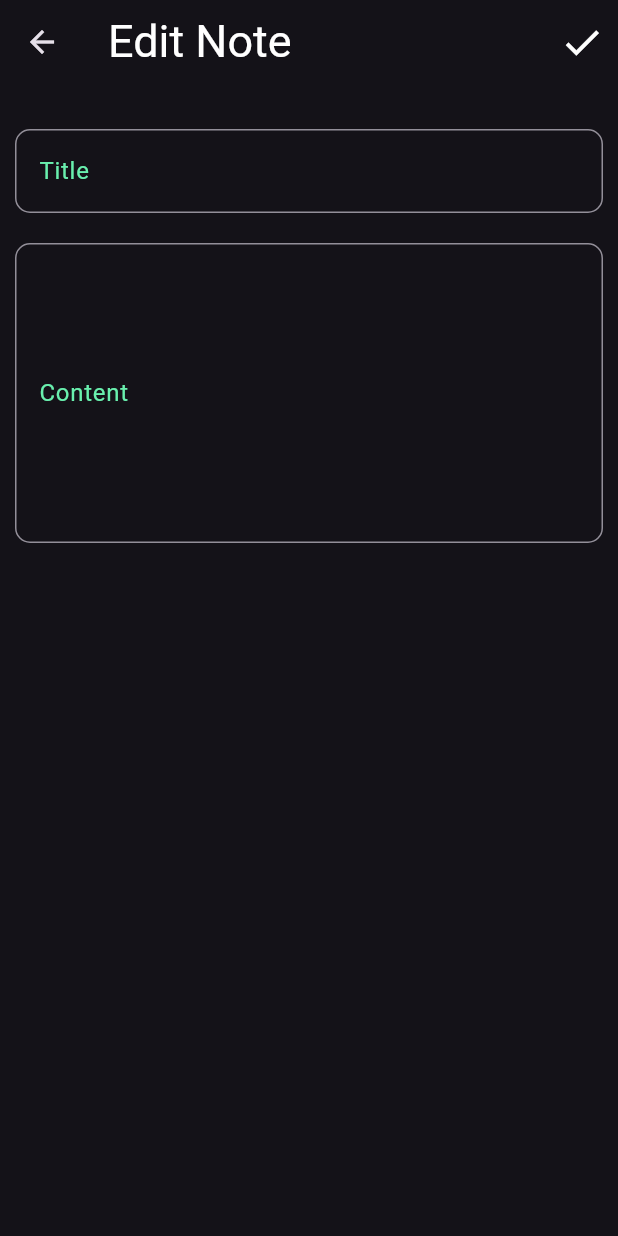
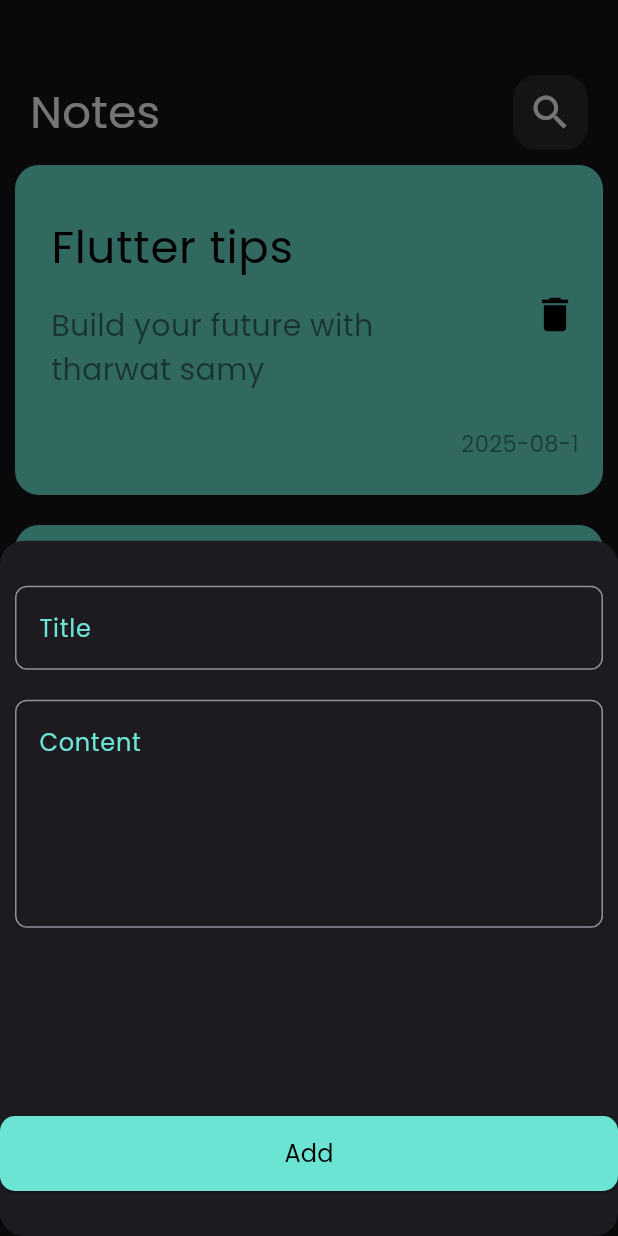
Before and after one commit to YoussefSameh1/Notes-App, a Flutter app: the screen it shows after launch, after a tap on the "add" icon, on a phone screen of 412 x 824 dp. Run offline on Flutter 3.47's test engine with Material 3 defaults, Android fonts, the phone set to English and light mode, and no system bars.

Commit message:
finish ui

```diff
--- /dev/null
+++ b/lib/constants.dart
@@ -0,0 +1,3 @@
+import 'dart:ui';
+
+final kPrimaryColor = const  Color(0xff6BE4D4);
--- a/lib/main.dart
+++ b/lib/main.dart
@@ -1,5 +1,4 @@
 import 'package:flutter/material.dart';
-import 'package:notes_app/views/edit_note_view.dart';
 import 'package:notes_app/views/home_view.dart';
 
 void main() {
@@ -13,13 +12,11 @@ class NotesApp extends StatelessWidget {
   Widget build(BuildContext context) {
     return MaterialApp(
       debugShowCheckedModeBanner: false,
-      theme: ThemeData.dark(),
+      theme: ThemeData(
+        brightness: Brightness.dark,
+        fontFamily: 'Poppins',
+      ),
       home: HomeView(),
-      initialRoute: 'home',
-      routes: {
-        'home': (context) => HomeView(),
-        'edit': (context) => EditNoteView(),
-      },
     );
   }
 }
--- /dev/null
+++ b/lib/models/note_model.dart
@@ -0,0 +1,13 @@
+class NoteModel {
+  final String title;
+  final String subTitle;
+  final String date;
+  final int color;
+
+  NoteModel({
+    required this.title,
+    required this.subTitle,
+    required this.date,
+    required this.color,
+  });
+}
--- a/lib/views/edit_note_view.dart
+++ b/lib/views/edit_note_view.dart
@@ -1,4 +1,5 @@
 import 'package:flutter/material.dart';
+import 'package:notes_app/widgets/edit_note_view_body.dart';
 
 class EditNoteView extends StatelessWidget {
   const EditNoteView({super.key});
@@ -6,49 +7,7 @@ class EditNoteView extends StatelessWidget {
   @override
   Widget build(BuildContext context) {
     return Scaffold(
-      appBar: AppBar(
-        title: const Text(
-          'Edit Note',
-          style: TextStyle(color: Colors.white, fontSize: 30),
-        ),
-        actions: [
-          IconButton(
-            onPressed: () {},
-            icon: const Icon(Icons.done, color: Colors.white, size: 30),
-          ),
-        ],
-      ),
-      body: Padding(
-        padding: const EdgeInsets.symmetric(horizontal: 10, vertical: 30),
-        child: Column(
-          children: [
-            TextField(
-              decoration: InputDecoration(
-                border: OutlineInputBorder(
-                  borderRadius: BorderRadius.all(Radius.circular(10)),
-                ),
-                hintText: 'Title',
-                hintStyle: const TextStyle(color: Colors.greenAccent),
-              ),
-            ),
-            const SizedBox(height: 20),
-            SizedBox(
-              height: 200,
-              child: const TextField(
-                maxLines: null,
-                expands: true,
-                decoration: InputDecoration(
-                  border: OutlineInputBorder(
-                    borderRadius: BorderRadius.all(Radius.circular(10)),
-                  ),
-                  hintText: 'Content',
-                  hintStyle: TextStyle(color: Colors.greenAccent),
-                ),
-              ),
-            ),
-          ],
-        ),
-      ),
+      body: EditNoteViewBody()
     );
   }
 }
--- a/lib/views/home_view.dart
+++ b/lib/views/home_view.dart
@@ -1,5 +1,6 @@
 import 'package:flutter/material.dart';
-import 'package:notes_app/widgets/note_card.dart';
+import 'package:notes_app/widgets/add_note_bottom_sheet.dart';
+import 'package:notes_app/widgets/home_view_body.dart';
 
 class HomeView extends StatelessWidget {
   const HomeView({super.key});
@@ -7,44 +8,20 @@ class HomeView extends StatelessWidget {
   @override
   Widget build(BuildContext context) {
     return Scaffold(
-      appBar: AppBar(
-        title: const Text(
-          'Notes',
-          style: TextStyle(color: Colors.white, fontSize: 30),
-        ),
-        actions: [
-          IconButton(
-            onPressed: () {},
-            icon: const Icon(Icons.search, color: Colors.white, size: 30),
-          ),
-        ],
-      ),
       floatingActionButton: FloatingActionButton(
         onPressed: () {
-          Navigator.pushNamed(context, 'edit');
+          showModalBottomSheet(
+            context: context,
+            builder: (context) => const AddNoteBottomSheet(),
+            shape: RoundedRectangleBorder(
+              borderRadius: BorderRadius.circular(16),
+            ),
+          );
         },
         backgroundColor: Colors.lightGreen,
         child: const Icon(Icons.add, color: Colors.black, size: 30),
       ),
-      body: Column(
-        children: [
-          NoteCard(
-            color: Colors.orange,
-            title: 'Flutter tips',
-            content: 'Build your carrer with tharwat samy',
-          ),
-          NoteCard(
-            color: Colors.green,
-            title: 'Flutter tips',
-            content: 'Build your carrer with tharwat samy',
-          ),
-          NoteCard(
-            color: Colors.blue,
-            title: 'Flutter tips',
-            content: 'Build your carrer with tharwat samy',
-          ),
-        ],
-      ),
+      body: HomeViewBody(),
     );
   }
 }
--- /dev/null
+++ b/lib/widgets/add_note_bottom_sheet.dart
@@ -0,0 +1,23 @@
+import 'package:flutter/material.dart';
+import 'package:notes_app/widgets/custom_button.dart';
+import 'package:notes_app/widgets/custom_text_field.dart';
+
+class AddNoteBottomSheet extends StatelessWidget {
+  const AddNoteBottomSheet({super.key});
+
+  @override
+  Widget build(BuildContext context) {
+    return Padding(
+      padding: const EdgeInsets.symmetric(vertical: 30),
+      child: Column(
+        children: [
+          CustomTextField(hint: 'Title'),
+          const SizedBox(height: 20),
+          CustomTextField(hint: 'Content', maxLines: 5),
+          const Spacer(),
+          CustomButton(),
+        ],
+      ),
+    );
+  }
+}
--- /dev/null
+++ b/lib/widgets/custom_app_bar.dart
@@ -0,0 +1,23 @@
+import 'package:flutter/material.dart';
+import 'package:notes_app/widgets/custom_icon.dart';
+
+class CustomAppBar extends StatelessWidget {
+  const CustomAppBar({super.key, required this.title, required this.icon});
+
+  final String title;
+  final IconData icon;
+
+  @override
+  Widget build(BuildContext context) {
+    return Padding(
+      padding: const EdgeInsets.only(top: 50, left: 20, right: 20),
+      child: Row(
+        children: [
+          Text(title, style: TextStyle(color: Colors.white, fontSize: 30)),
+          const Spacer(),
+          CustomIcon(icon: icon),
+        ],
+      ),
+    );
+  }
+}
--- /dev/null
+++ b/lib/widgets/custom_button.dart
@@ -0,0 +1,26 @@
+import 'package:flutter/material.dart';
+import 'package:notes_app/constants.dart';
+
+class CustomButton extends StatelessWidget {
+  const CustomButton({
+    super.key,
+  });
+
+  @override
+  Widget build(BuildContext context) {
+    return ElevatedButton(
+      onPressed: () {},
+      style: ElevatedButton.styleFrom(
+        backgroundColor: kPrimaryColor,
+        shape: RoundedRectangleBorder(
+          borderRadius: BorderRadius.circular(10),
+        ),
+        minimumSize: const Size(double.infinity, 50),
+      ),
+      child: const Text(
+        'Add',
+        style: TextStyle(fontSize: 16, color: Colors.black),
+      ),
+    );
+  }
+}
--- /dev/null
+++ b/lib/widgets/custom_icon.dart
@@ -0,0 +1,24 @@
+import 'package:flutter/material.dart';
+
+// ignore: must_be_immutable
+class CustomIcon extends StatelessWidget {
+   CustomIcon({super.key, required this.icon});
+
+  IconData icon;
+
+  @override
+  Widget build(BuildContext context) {
+    return Container(
+      width: 50,
+      height: 50,
+      decoration: BoxDecoration(
+        color: Colors.white.withValues(alpha: 0.1),
+        borderRadius: BorderRadius.circular(16),
+      ),
+      child: IconButton(
+        onPressed: () {},
+        icon: Icon(icon, color: Colors.white, size: 30),
+      ),
+    );
+  }
+}
--- /dev/null
+++ b/lib/widgets/custom_text_field.dart
@@ -0,0 +1,32 @@
+import 'package:flutter/material.dart';
+import 'package:notes_app/constants.dart';
+
+class CustomTextField extends StatelessWidget {
+  const CustomTextField({super.key, required this.hint, this.maxLines = 1});
+
+  final String hint;
+  final int maxLines;
+
+  @override
+  Widget build(BuildContext context) {
+    return Padding(
+      padding: const EdgeInsets.symmetric(horizontal: 10),
+      child: TextField(
+        maxLines: maxLines,
+        decoration: InputDecoration(
+          border: buildBorder(),
+          focusedBorder: buildBorder(kPrimaryColor),
+          hintText: hint,
+          hintStyle: TextStyle(color: kPrimaryColor),
+        ),
+      ),
+    );
+  }
+
+  OutlineInputBorder buildBorder([color]) {
+    return OutlineInputBorder(
+      borderRadius: BorderRadius.all(Radius.circular(8)),
+      borderSide: BorderSide(color: color ?? Colors.white),
+    );
+  }
+}
--- /dev/null
+++ b/lib/widgets/edit_note_view_body.dart
@@ -0,0 +1,22 @@
+import 'package:flutter/material.dart';
+import 'package:notes_app/widgets/custom_app_bar.dart';
+import 'package:notes_app/widgets/custom_text_field.dart';
+
+class EditNoteViewBody extends StatelessWidget {
+  const EditNoteViewBody({super.key});
+
+  @override
+  Widget build(BuildContext context) {
+    return Scaffold(
+      body: Column(
+        children: [
+          const CustomAppBar(title: 'Edit Note', icon: Icons.check),
+          const SizedBox(height: 30),
+          CustomTextField(hint: 'Title'),
+          const SizedBox(height: 20),
+          CustomTextField(hint: 'Content', maxLines: 5),
+        ],
+      ),
+    );
+  }
+}
--- /dev/null
+++ b/lib/widgets/home_view_body.dart
@@ -0,0 +1,19 @@
+import 'package:flutter/material.dart';
+import 'package:notes_app/widgets/custom_app_bar.dart';
+import 'package:notes_app/widgets/notes_list_view.dart';
+
+class HomeViewBody extends StatelessWidget {
+  const HomeViewBody({super.key});
+
+  @override
+  Widget build(BuildContext context) {
+    return Scaffold(
+      body: Column(
+        children: const [
+          CustomAppBar(title: 'Notes', icon: Icons.search),
+          Expanded(child: NotesListView()),
+        ],
+      ),
+    );
+  }
+}
--- a/lib/widgets/note_card.dart
+++ /dev/null
@@ -1,73 +0,0 @@
-import 'package:flutter/material.dart';
-
-// ignore: must_be_immutable
-class NoteCard extends StatelessWidget {
-  NoteCard({
-    super.key,
-    required this.color,
-    required this.title,
-    required this.content,
-  });
-
-  Color color;
-  String title;
-  String content;
-  String date = DateTime.now().toString().substring(0, 9);
-
-  @override
-  Widget build(BuildContext context) {
-    return SizedBox(
-      height: 250,
-      width: double.infinity,
-      child: Card(
-        color: color,
-        shape: RoundedRectangleBorder(borderRadius: BorderRadius.circular(20)),
-        margin: const EdgeInsets.all(10),
-        child: Row(
-          children: [
-            Padding(
-              padding: const EdgeInsets.all(20),
-              child: SizedBox(
-                width: 200,
-                child: Column(
-                  crossAxisAlignment: CrossAxisAlignment.start,
-                  children: [
-                    Text(
-                      title,
-                      style: const TextStyle(color: Colors.black, fontSize: 30),
-                    ),
-                    const SizedBox(height: 8),
-                    Text(
-                      content,
-                      style: const TextStyle(
-                        color: Colors.black45,
-                        fontSize: 20,
-                      ),
-                    ),
-                  ],
-                ),
-              ),
-            ),
-            Padding(
-              padding: const EdgeInsets.only(left: 40),
-              child: SizedBox(
-                child: Column(
-                  children: [
-                    Spacer(flex: 2),
-                    IconButton(
-                      onPressed: () {},
-                      icon: const Icon(Icons.delete, color: Colors.black, size: 30),
-                    ),
-                    Spacer(flex: 4),
-                    Text(date, style: const TextStyle(color: Colors.black45, fontSize: 15)),
-                    Spacer(flex: 1),
-                  ],
-                ),
-              ),
-            ),
-          ],
-        ),
-      ),
-    );
-  }
-}
--- /dev/null
+++ b/lib/widgets/note_item.dart
@@ -0,0 +1,67 @@
+import 'package:flutter/material.dart';
+import 'package:notes_app/models/note_model.dart';
+import 'package:notes_app/views/edit_note_view.dart';
+
+// ignore: must_be_immutable
+class NoteItem extends StatelessWidget {
+  NoteItem({super.key, required this.note});
+
+  NoteModel note;
+  @override
+  Widget build(BuildContext context) {
+    return GestureDetector(
+      onTap: () {
+        Navigator.push(
+          context,
+          MaterialPageRoute(builder: (context) => EditNoteView()),
+        );
+      },
+      child: Container(
+        width: double.infinity,
+        margin: const EdgeInsets.all(10),
+        padding: const EdgeInsets.only(bottom: 24, top: 24, left: 24, right: 8),
+        decoration: BoxDecoration(
+          color: Color(note.color),
+          borderRadius: BorderRadius.circular(16),
+        ),
+        child: Column(
+          crossAxisAlignment: CrossAxisAlignment.end,
+          children: [
+            ListTile(
+              contentPadding: const EdgeInsets.all(0),
+              title: Text(
+                note.title,
+                style: const TextStyle(
+                  color: Colors.black,
+                  fontSize: 30,
+                  fontFamily: 'Poppins',
+                ),
+              ),
+              subtitle: Padding(
+                padding: const EdgeInsets.symmetric(vertical: 16),
+                child: Text(
+                  note.subTitle,
+                  style: TextStyle(
+                    color: Colors.black.withValues(alpha: 0.5),
+                    fontSize: 20,
+                  ),
+                ),
+              ),
+              trailing: IconButton(
+                onPressed: () {},
+                icon: const Icon(Icons.delete, color: Colors.black, size: 30),
+              ),
+            ),
+            Padding(
+              padding: const EdgeInsets.only(right: 8),
+              child: Text(
+                note.date,
+                style: const TextStyle(color: Colors.black45, fontSize: 15),
+              ),
+            ),
+          ],
+        ),
+      ),
+    );
+  }
+}
--- /dev/null
+++ b/lib/widgets/notes_list_view.dart
@@ -0,0 +1,24 @@
+
+import 'package:flutter/material.dart';
+import 'package:notes_app/models/note_model.dart';
+import 'package:notes_app/widgets/note_item.dart';
+
+class NotesListView extends StatelessWidget {
+  const NotesListView({super.key});
+
+  @override
+  Widget build(BuildContext context) {
+    NoteModel note = NoteModel(
+      title: 'Flutter tips',
+      subTitle: 'Build your future with tharwat samy',
+      date: DateTime.now().toString().substring(0, 9),
+      color: 0xff6BE4D4,
+    );
+    return ListView.builder(
+        itemBuilder:
+            (context, index) => NoteItem(
+              note: note,
+            ),
+      );
+  }
+}
```
Also changed, not shown: pubspec.yaml (+7 -16 lines), assets/fonts/Poppins-Regular.ttf (added).
